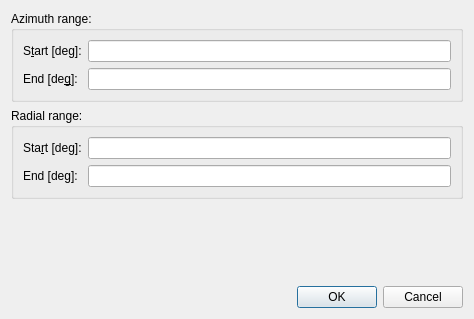
Above: lavuelib/ui/DiffRangeDialog.ui from syncope/lavue before the change. Below: the same form after it.
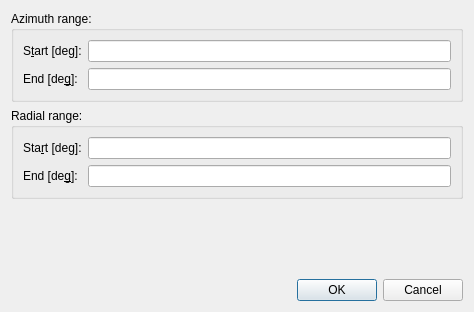
That is the form after the change.

Diff of the .ui file:
```diff
--- a/lavuelib/ui/DiffRangeDialog.ui
+++ b/lavuelib/ui/DiffRangeDialog.ui
@@ -7,7 +7,7 @@
     <x>0</x>
     <y>0</y>
     <width>474</width>
-    <height>319</height>
+    <height>312</height>
    </rect>
   </property>
   <property name="windowTitle">
@@ -98,7 +98,7 @@
              <string>&lt;html&gt;&lt;head/&gt;&lt;body&gt;&lt;p&gt;end position of radial theta coordinate&lt;/p&gt;&lt;/body&gt;&lt;/html&gt;</string>
             </property>
             <property name="text">
-             <string>End [deg]:</string>
+             <string>End [de&amp;g]:</string>
             </property>
             <property name="buddy">
              <cstring>radendLineEdit</cstring>
```
